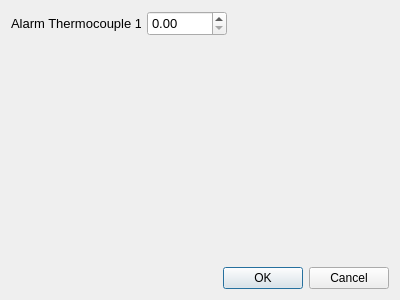
Qt form src/ECM_gui/misc_dialogs/dialog_settings_editor.ui (dmherrington/ECM-Control-System) before a commit.
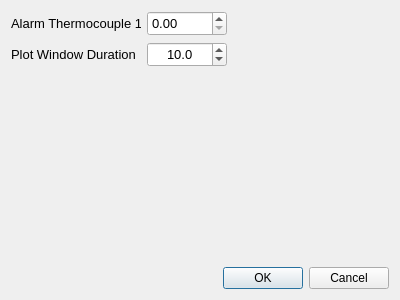
The same form after that commit.

Commit message: Backup After Stupid Windows

```diff
--- a/src/ECM_gui/misc_dialogs/dialog_settings_editor.ui
+++ b/src/ECM_gui/misc_dialogs/dialog_settings_editor.ui
@@ -84,6 +84,84 @@
     </layout>
    </item>
    <item row="1" column="0">
+    <layout class="QHBoxLayout" name="horizontalLayout_3">
+     <item>
+      <layout class="QHBoxLayout" name="horizontalLayout_4">
+       <item>
+        <widget class="QLabel" name="label_2">
+         <property name="minimumSize">
+          <size>
+           <width>130</width>
+           <height>25</height>
+          </size>
+         </property>
+         <property name="maximumSize">
+          <size>
+           <width>130</width>
+           <height>25</height>
+          </size>
+         </property>
+         <property name="font">
+          <font>
+           <pointsize>10</pointsize>
+          </font>
+         </property>
+         <property name="text">
+          <string>Plot Window Duration</string>
+         </property>
+        </widget>
+       </item>
+       <item>
+        <widget class="QDoubleSpinBox" name="doubleSpinBox_plotDurationWindow">
+         <property name="minimumSize">
+          <size>
+           <width>80</width>
+           <height>25</height>
+          </size>
+         </property>
+         <property name="maximumSize">
+          <size>
+           <width>80</width>
+           <height>25</height>
+          </size>
+         </property>
+         <property name="font">
+          <font>
+           <pointsize>10</pointsize>
+          </font>
+         </property>
+         <property name="alignment">
+          <set>Qt::AlignCenter</set>
+         </property>
+         <property name="decimals">
+          <number>1</number>
+         </property>
+         <property name="maximum">
+          <double>3600.000000000000000</double>
+         </property>
+         <property name="value">
+          <double>10.000000000000000</double>
+         </property>
+        </widget>
+       </item>
+      </layout>
+     </item>
+     <item>
+      <spacer name="horizontalSpacer_2">
+       <property name="orientation">
+        <enum>Qt::Horizontal</enum>
+       </property>
+       <property name="sizeHint" stdset="0">
+        <size>
+         <width>40</width>
+         <height>20</height>
+        </size>
+       </property>
+      </spacer>
+     </item>
+    </layout>
+   </item>
+   <item row="2" column="0">
     <spacer name="verticalSpacer">
      <property name="orientation">
       <enum>Qt::Vertical</enum>
@@ -96,7 +174,7 @@
      </property>
     </spacer>
    </item>
-   <item row="2" column="0">
+   <item row="3" column="0">
     <widget class="QDialogButtonBox" name="buttonBox">
      <property name="orientation">
       <enum>Qt::Horizontal</enum>
```
The commit also changes 68 other files.
